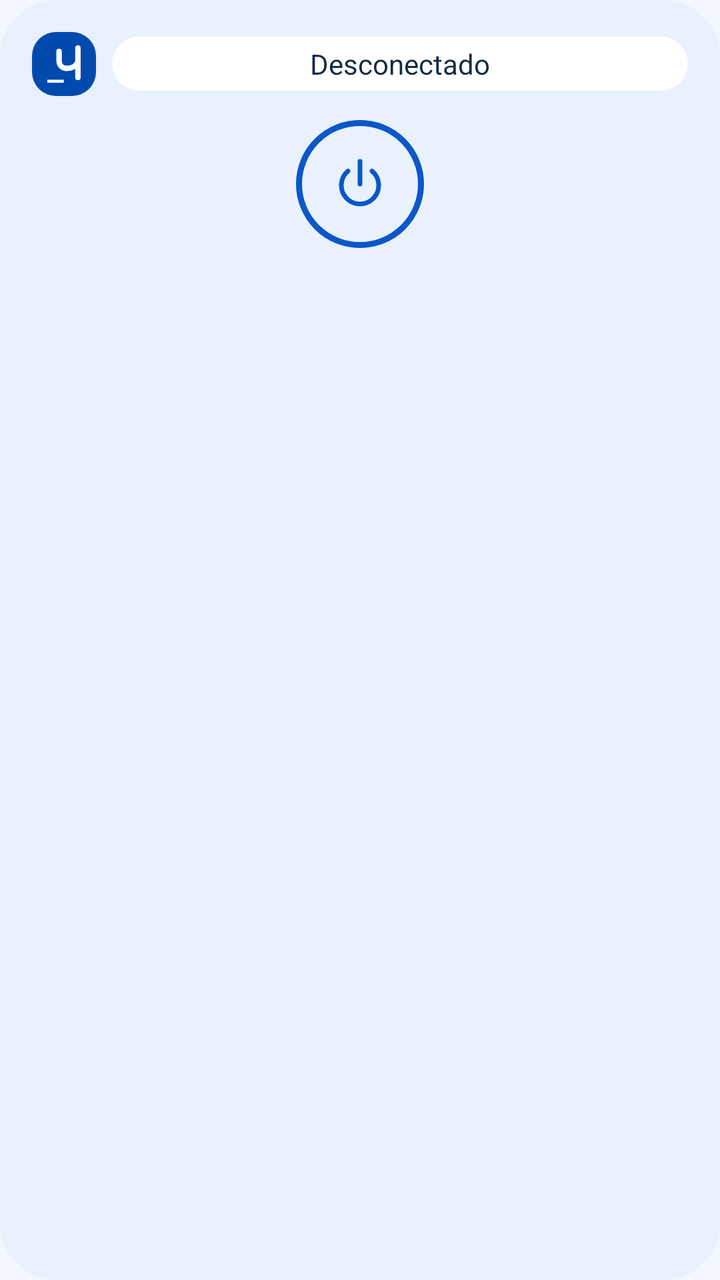
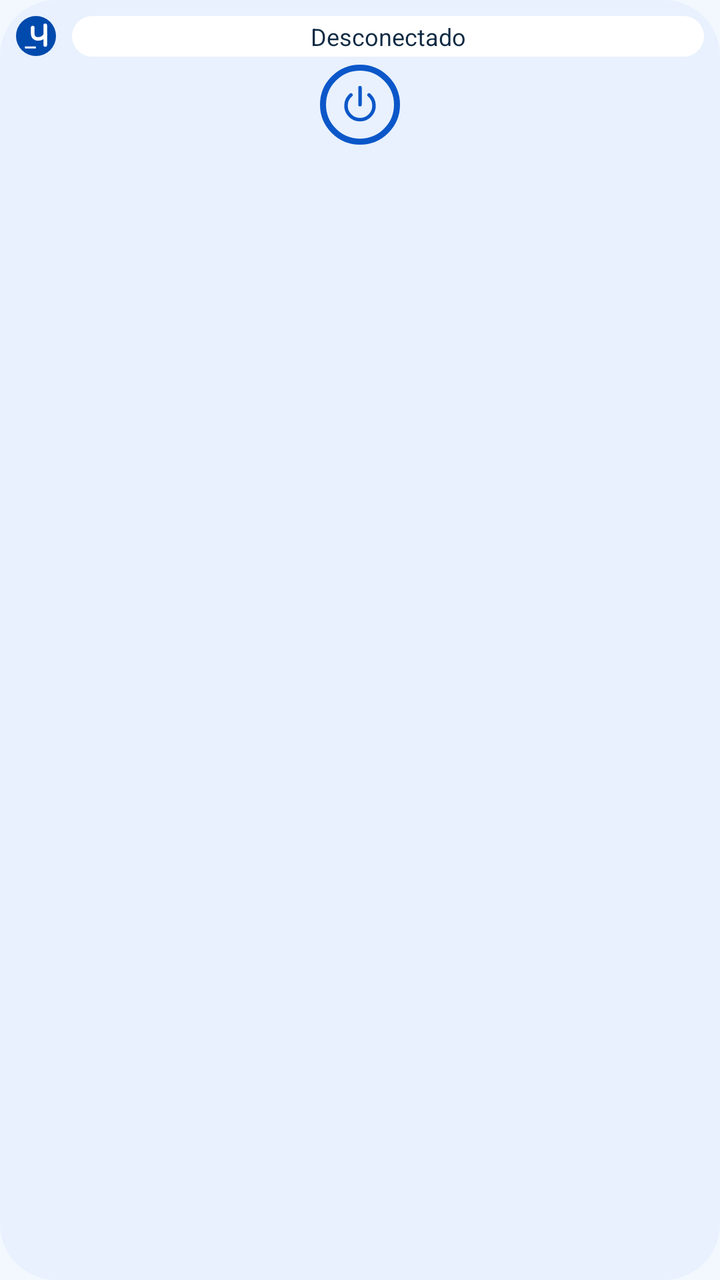

Screens rendered from an Android XML layout before and after an edit, with the pre-edit source and the edit as a unified diff.
<!-- AndroidManifest.xml: application theme Theme.Usipipo -->
<!-- res/layout/widget_usipipo.xml -->
<?xml version="1.0" encoding="utf-8"?>
<LinearLayout xmlns:android="http://schemas.android.com/apk/res/android"
    android:id="@+id/widget_root"
    android:layout_width="match_parent"
    android:layout_height="match_parent"
    android:background="@drawable/widget_bg_disconnected"
    android:orientation="vertical"
    android:padding="16dp">

    <LinearLayout
        android:layout_width="match_parent"
        android:layout_height="wrap_content"
        android:gravity="center_vertical"
        android:orientation="horizontal">

        <ImageView
            android:id="@+id/widget_logo"
            android:layout_width="32dp"
            android:layout_height="32dp"
            android:background="@drawable/widget_logo_background"
            android:contentDescription="@string/widget_cd_logo"
            android:padding="4dp"
            android:src="@drawable/ic_logo_u" />

        <TextView
            android:id="@+id/widget_status"
            android:layout_width="0dp"
            android:layout_height="wrap_content"
            android:layout_marginStart="8dp"
            android:layout_weight="1"
            android:background="@drawable/widget_status_pill"
            android:gravity="center"
            android:paddingStart="10dp"
            android:paddingTop="4dp"
            android:paddingEnd="10dp"
            android:paddingBottom="4dp"
            android:text="@string/widget_status_disconnected"
            android:textColor="@color/widget_status_pill_text"
            android:textSize="14sp" />
    </LinearLayout>

    <FrameLayout
        android:layout_width="match_parent"
        android:layout_height="wrap_content"
        android:layout_marginTop="12dp">

        <ImageView
            android:id="@+id/widget_action"
            android:layout_width="64dp"
            android:layout_height="64dp"
            android:layout_gravity="center"
            android:background="@drawable/widget_button_disconnected"
            android:contentDescription="@string/widget_cd_action"
            android:padding="16dp"
            android:scaleType="fitCenter"
            android:src="@drawable/ic_widget_power" />

        <ProgressBar
            android:id="@+id/widget_progress"
            android:layout_width="48dp"
            android:layout_height="48dp"
            android:layout_gravity="center"
            android:indeterminate="true"
            android:visibility="gone" />
    </FrameLayout>

    <TextView
        android:id="@+id/widget_profile_name"
        android:layout_width="match_parent"
        android:layout_height="wrap_content"
        android:layout_marginTop="10dp"
        android:ellipsize="end"
        android:gravity="center"
        android:maxLines="1"
        android:text=""
        android:textColor="@color/widget_text_primary"
        android:textSize="15sp"
        android:textStyle="bold" />

    <TextView
        android:id="@+id/widget_country"
        android:layout_width="match_parent"
        android:layout_height="wrap_content"
        android:layout_marginTop="2dp"
        android:ellipsize="end"
        android:gravity="center"
        android:maxLines="1"
        android:text=""
        android:textColor="@color/widget_text_secondary"
        android:textSize="13sp" />
</LinearLayout>
<!-- resources referenced by this layout -->
<resources>
  <color name="widget_status_pill_text">#102A43</color>
  <color name="widget_text_primary">#102A43</color>
  <color name="widget_text_secondary">#365A78</color>
  <!-- drawable ic_logo_u (drawable) -->
  <?xml version="1.0" encoding="utf-8"?>
  <vector xmlns:android="http://schemas.android.com/apk/res/android"
      android:width="100dp" android:height="100dp"
      android:viewportWidth="100" android:viewportHeight="100">
      <path
          android:pathData="M39.7,23.8 L39.7,42.5 C39.7,52.9 46.8,59.2 56,59.2 C64.6,59 73.3,57.2 79,45.7"
          android:fillColor="#00000000"
          android:strokeColor="#FFFFFFFF"
          android:strokeWidth="11.3"
          android:strokeLineCap="round"
          android:strokeLineJoin="round"
          />
      <path
          android:pathData="M79,16.7 L79,78.1"
          android:fillColor="#00000000"
          android:strokeColor="#FFFFFFFF"
          android:strokeWidth="11.3"
          android:strokeLineCap="round"
          android:strokeLineJoin="round"
          />
      <path
          android:pathData="M15.3,82.7 L49.6,82.7 L49.6,89 L15.3,89 Z"
          android:fillColor="#FFFFFFFF"
          />
  </vector>
  <!-- drawable ic_widget_power (drawable) -->
  <?xml version="1.0" encoding="utf-8"?>
  <vector xmlns:android="http://schemas.android.com/apk/res/android"
      android:width="24dp"
      android:height="24dp"
      android:viewportWidth="24"
      android:viewportHeight="24">
      <path
          android:pathData="M7.5,7.14 A7,7 0 1 0 16.5,7.14"
          android:fillColor="#00000000"
          android:strokeColor="@color/widget_accent_disconnected"
          android:strokeWidth="1.75"
          android:strokeLineCap="round"
          android:strokeLineJoin="round" />
      <path
          android:pathData="M12,3.5 L12,12"
          android:fillColor="#00000000"
          android:strokeColor="@color/widget_accent_disconnected"
          android:strokeWidth="1.75"
          android:strokeLineCap="round"
          android:strokeLineJoin="round" />
  </vector>
  <!-- drawable widget_bg_disconnected (drawable) -->
  <?xml version="1.0" encoding="utf-8"?>
  <shape xmlns:android="http://schemas.android.com/apk/res/android"
      android:shape="rectangle">
      <solid android:color="@color/widget_background_disconnected" />
      <corners android:radius="28dp" />
  </shape>
  <!-- drawable widget_button_disconnected (drawable) -->
  <?xml version="1.0" encoding="utf-8"?>
  <shape xmlns:android="http://schemas.android.com/apk/res/android"
      android:shape="oval">
      <solid android:color="@android:color/transparent" />
      <stroke
          android:width="3dp"
          android:color="@color/widget_accent_disconnected" />
  </shape>
  <!-- drawable widget_logo_background (drawable) -->
  <?xml version="1.0" encoding="utf-8"?>
  <shape xmlns:android="http://schemas.android.com/apk/res/android"
      android:shape="rectangle">
      <solid android:color="@color/ic_launcher_background" />
      <corners android:radius="12dp" />
  </shape>
  <!-- drawable widget_status_pill (drawable) -->
  <?xml version="1.0" encoding="utf-8"?>
  <shape xmlns:android="http://schemas.android.com/apk/res/android"
      android:shape="rectangle">
      <solid android:color="@color/widget_status_pill_background" />
      <corners android:radius="20dp" />
  </shape>
  <string name="widget_cd_action">Conectar o desconectar</string>
  <string name="widget_cd_logo">uSipipo VPN</string>
  <string name="widget_status_disconnected">Desconectado</string>
  <style name="Theme.Usipipo" parent="android:Theme.Material.Light.NoActionBar">
          <item name="android:windowBackground">@color/window_background</item>
      </style>
  <color name="widget_accent_disconnected">#0B57C9</color>
  <color name="widget_background_disconnected">#E8F1FD</color>
  <color name="ic_launcher_background">#004AAD</color>
  <color name="widget_status_pill_background">#FFFFFF</color>
  <color name="window_background">#F3F8FF</color>
</resources>

<!-- the commit's change to res/layout/widget_usipipo.xml (unified diff, before → after) -->
@@ -5,7 +5,7 @@
     android:layout_height="match_parent"
     android:background="@drawable/widget_bg_disconnected"
     android:orientation="vertical"
-    android:padding="16dp">
+    android:padding="8dp">
 
     <LinearLayout
         android:layout_width="match_parent"
@@ -15,11 +15,11 @@
 
         <ImageView
             android:id="@+id/widget_logo"
-            android:layout_width="32dp"
-            android:layout_height="32dp"
+            android:layout_width="20dp"
+            android:layout_height="20dp"
             android:background="@drawable/widget_logo_background"
             android:contentDescription="@string/widget_cd_logo"
-            android:padding="4dp"
+            android:padding="2dp"
             android:src="@drawable/ic_logo_u" />
 
         <TextView
@@ -30,35 +30,35 @@
             android:layout_weight="1"
             android:background="@drawable/widget_status_pill"
             android:gravity="center"
-            android:paddingStart="10dp"
-            android:paddingTop="4dp"
-            android:paddingEnd="10dp"
-            android:paddingBottom="4dp"
+            android:paddingStart="6dp"
+            android:paddingTop="2dp"
+            android:paddingEnd="6dp"
+            android:paddingBottom="2dp"
             android:text="@string/widget_status_disconnected"
             android:textColor="@color/widget_status_pill_text"
-            android:textSize="14sp" />
+            android:textSize="12sp" />
     </LinearLayout>
 
     <FrameLayout
         android:layout_width="match_parent"
         android:layout_height="wrap_content"
-        android:layout_marginTop="12dp">
+        android:layout_marginTop="4dp">
 
         <ImageView
             android:id="@+id/widget_action"
-            android:layout_width="64dp"
-            android:layout_height="64dp"
+            android:layout_width="40dp"
+            android:layout_height="40dp"
             android:layout_gravity="center"
             android:background="@drawable/widget_button_disconnected"
             android:contentDescription="@string/widget_cd_action"
-            android:padding="16dp"
+            android:padding="8dp"
             android:scaleType="fitCenter"
             android:src="@drawable/ic_widget_power" />
 
         <ProgressBar
             android:id="@+id/widget_progress"
-            android:layout_width="48dp"
-            android:layout_height="48dp"
+            android:layout_width="32dp"
+            android:layout_height="32dp"
             android:layout_gravity="center"
             android:indeterminate="true"
             android:visibility="gone" />
@@ -68,13 +68,13 @@
         android:id="@+id/widget_profile_name"
         android:layout_width="match_parent"
         android:layout_height="wrap_content"
-        android:layout_marginTop="10dp"
+        android:layout_marginTop="4dp"
         android:ellipsize="end"
         android:gravity="center"
         android:maxLines="1"
         android:text=""
         android:textColor="@color/widget_text_primary"
-        android:textSize="15sp"
+        android:textSize="13sp"
         android:textStyle="bold" />
 
     <TextView
@@ -87,5 +87,5 @@
         android:maxLines="1"
         android:text=""
         android:textColor="@color/widget_text_secondary"
-        android:textSize="13sp" />
+        android:textSize="11sp" />
 </LinearLayout>
